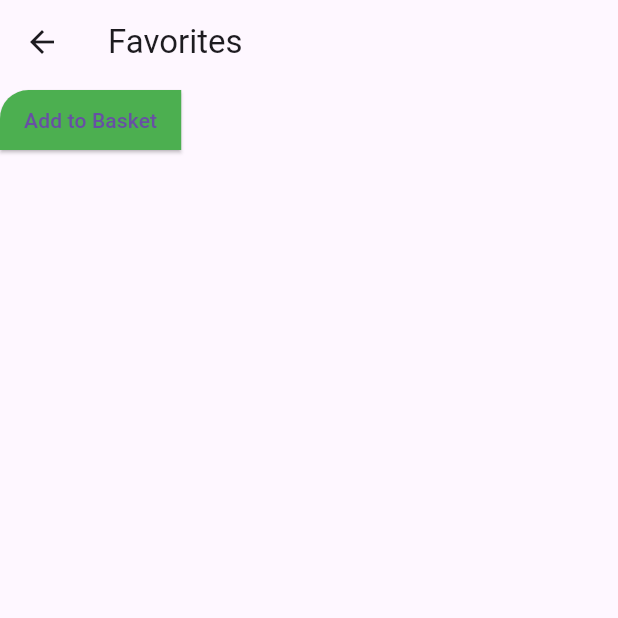
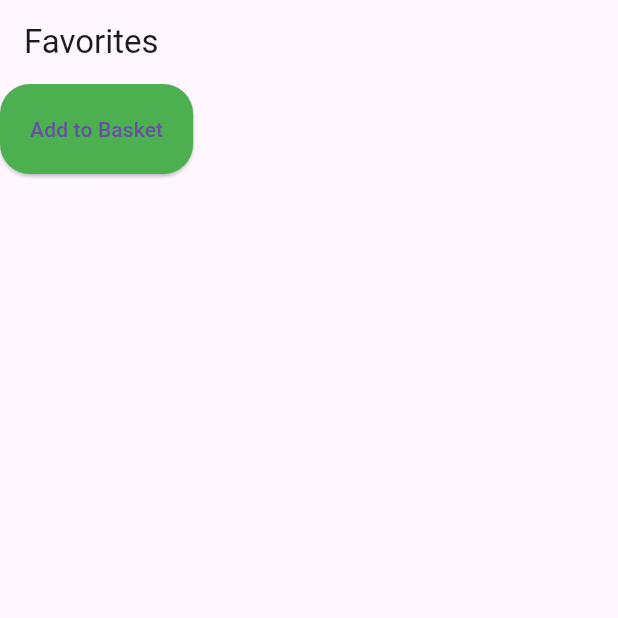
Before and after one commit to AzzamHussain/GroceryStore, a Flutter app: the FavouriteScreen screen opened directly with empty values, on a phone screen of 412 x 824 dp, the top half of it. Run offline on Flutter 3.47's test engine with Material 3 defaults, Android fonts, the phone set to English and light mode, and no system bars; missing offline and left inert: dart:ffi.

Commit message:
favourite screen edited

```diff
--- a/lib/pages/Favorite.dart
+++ b/lib/pages/Favorite.dart
@@ -20,6 +20,7 @@
   Widget build(BuildContext context) {
     return Scaffold(
       appBar: AppBar(
+        automaticallyImplyLeading: false,
         title: Text('Favorites'),
       ),
       body: SingleChildScrollView(
@@ -43,13 +44,9 @@
               child: Text('Add to Basket'),
               style: ElevatedButton.styleFrom(
                 primary: Colors.green,
-                padding: EdgeInsets.symmetric(horizontal: 16.0, vertical: 8.0),
+                padding: EdgeInsets.symmetric(horizontal: 20.0, vertical: 20.0),
                 shape: RoundedRectangleBorder(
-                  borderRadius: BorderRadius.only(
-                    topLeft: Radius.circular(19.0),
-                    bottomLeft: Radius.circular(0.0),
-                  ),
-                ),
+                    borderRadius: BorderRadius.circular(20)),
               ),
             ),
           ],
```
